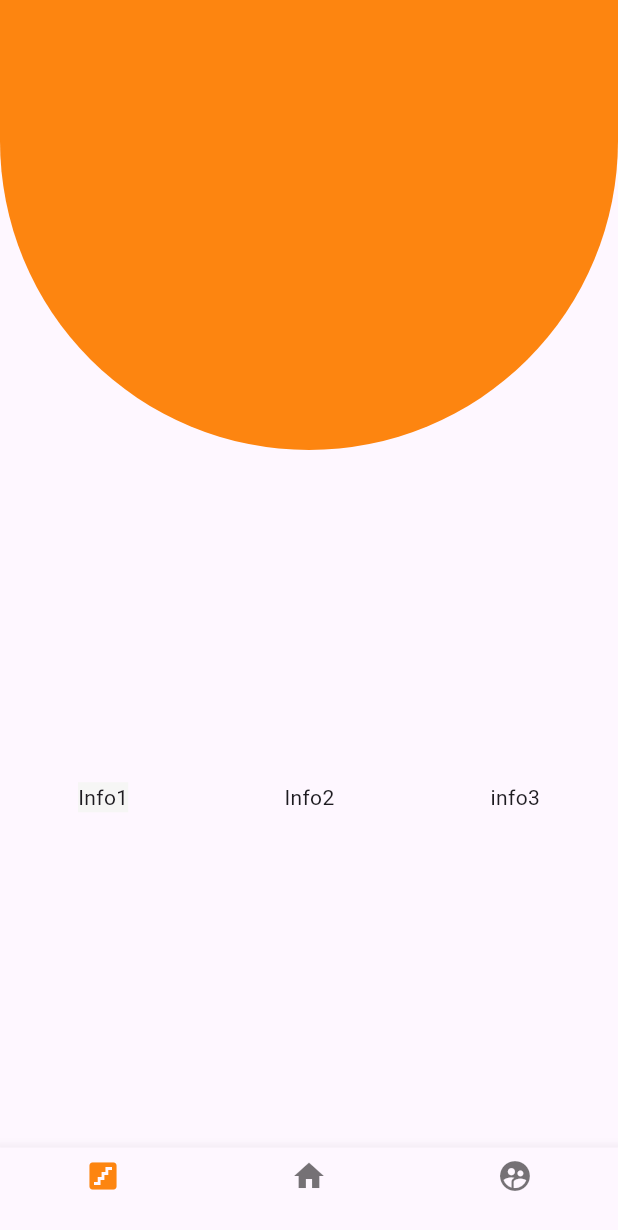
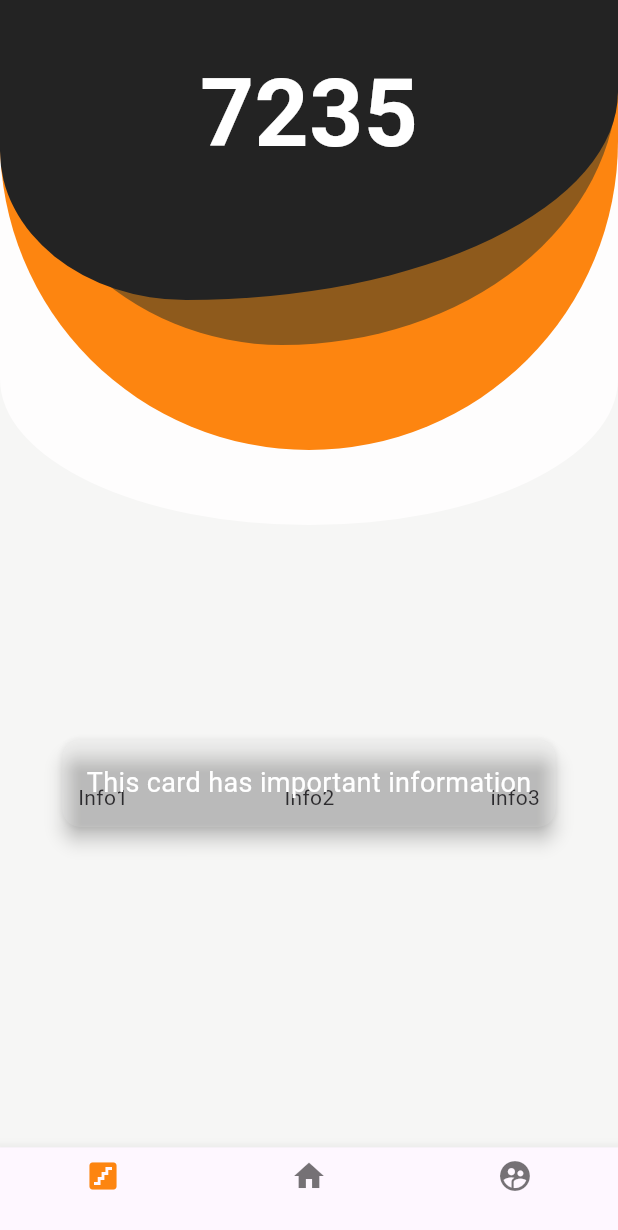
Before and after one commit to danielrobl3s/ojabioapp1, a Flutter app: the screen it shows after launch, on a phone screen of 412 x 824 dp. Shown: the top 1230 px of the screen. Run offline on Flutter 3.47's test engine with Material 3 defaults, Android fonts, the phone set to English and light mode, and no system bars.

Commit message:
Diseño principal listo, faltan las cartas

```diff
--- a/lib/body.dart
+++ b/lib/body.dart
@@ -6,12 +6,12 @@ class body extends StatelessWidget {
   @override
   Widget build(BuildContext context) {
     return Container(
+      color: Color.fromARGB(255, 246, 246, 245),
       child: Align(
         alignment: AlignmentDirectional(0, 0.4),
         child: Row(
           mainAxisSize: MainAxisSize.max,
           mainAxisAlignment: MainAxisAlignment.spaceAround,
-          crossAxisAlignment: CrossAxisAlignment.center,
           children: <Widget>[
             Container(
                 color: Color.fromARGB(255, 246, 246, 245),
--- a/lib/pages/paginaHome.dart
+++ b/lib/pages/paginaHome.dart
@@ -8,7 +8,43 @@ class paginaHome extends StatelessWidget {
   @override
   Widget build(BuildContext context) {
     return Stack(
-      children: [top(), body()],
+      children: [
+        body(),
+        subtop(),
+        top(),
+        cover2(),
+        cover(),
+        Row(
+          mainAxisAlignment: MainAxisAlignment.center,
+          children: [
+            SizedBox(height: 150),
+            Text(
+              "7235",
+              style: TextStyle(
+                  fontSize: 63,
+                  color: Colors.white,
+                  fontWeight: FontWeight.bold),
+            ),
+          ],
+        ),
+        Align(
+          alignment: AlignmentDirectional(0, 0.4),
+          child: Card(
+            color: Color.fromARGB(25, 255, 255, 255),
+            elevation: 5,
+            child: Padding(
+              padding: const EdgeInsets.all(16.0),
+              child: Text(
+                "This card has important information",
+                style: TextStyle(
+                  color: Colors.white,
+                  fontSize: 18,
+                ),
+              ),
+            ),
+          ),
+        )
+      ],
     );
   }
 }
--- a/lib/top.dart
+++ b/lib/top.dart
@@ -14,3 +14,51 @@ class top extends StatelessWidget {
                 bottomLeft: Radius.elliptical(280, 280))));
   }
 }
+
+class subtop extends StatelessWidget {
+  const subtop({super.key});
+
+  @override
+  Widget build(BuildContext context) {
+    return Container(
+        height: 350,
+        decoration: BoxDecoration(
+          color: Color.fromARGB(255, 254, 253, 253),
+          borderRadius: BorderRadius.only(
+              bottomRight: Radius.elliptical(550, 260),
+              bottomLeft: Radius.elliptical(550, 260)),
+        ));
+  }
+}
+
+class cover extends StatelessWidget {
+  const cover({super.key});
+
+  @override
+  Widget build(BuildContext context) {
+    return Container(
+      height: 200,
+      decoration: BoxDecoration(
+          color: Color.fromARGB(255, 35, 35, 35),
+          borderRadius: BorderRadius.only(
+              bottomLeft: Radius.elliptical(250, 200),
+              bottomRight: Radius.elliptical(580, 280))),
+    );
+  }
+}
+
+class cover2 extends StatelessWidget {
+  const cover2({super.key});
+
+  @override
+  Widget build(BuildContext context) {
+    return Container(
+      height: 230,
+      decoration: BoxDecoration(
+          color: Color.fromARGB(255, 142, 90, 28),
+          borderRadius: BorderRadius.only(
+              bottomLeft: Radius.elliptical(210, 210),
+              bottomRight: Radius.elliptical(250, 200))),
+    );
+  }
+}
```
